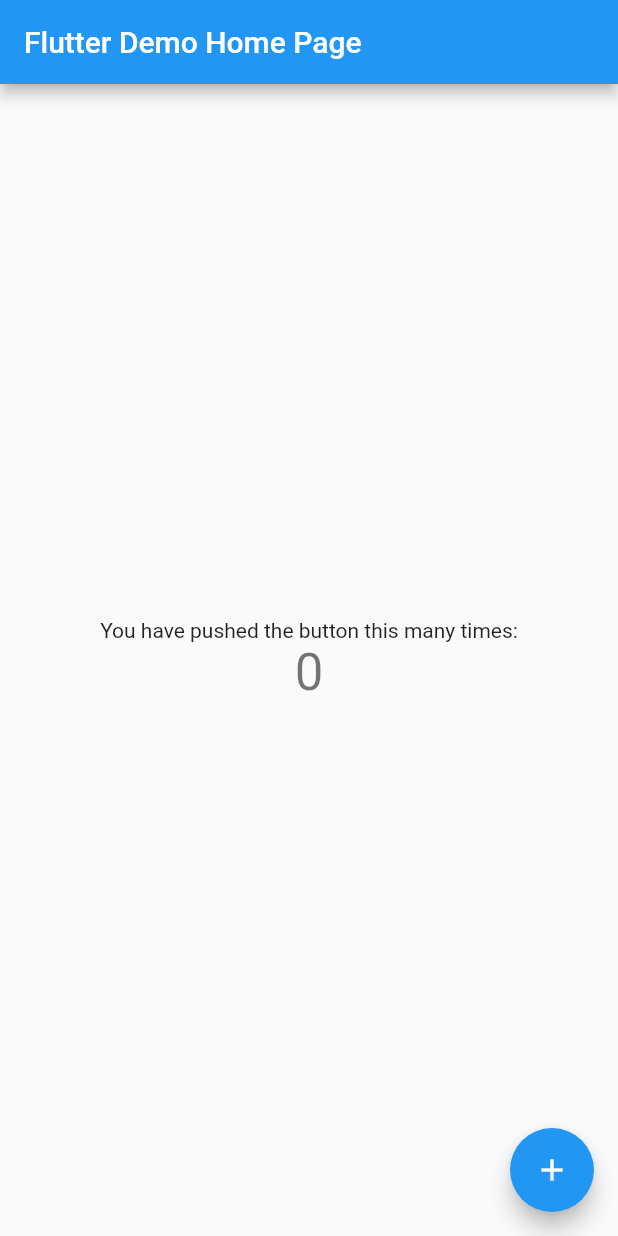
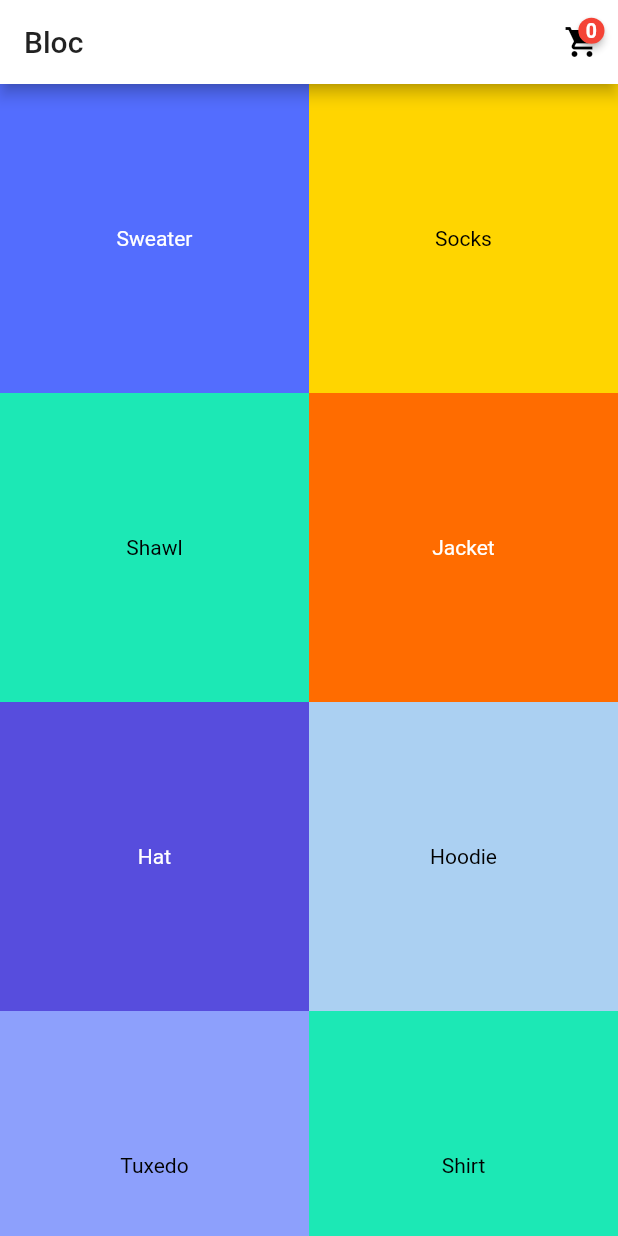
Before and after one commit to ataufiq123/Design_Pattern_Flutter, a Flutter app: the screen it shows after launch, on a phone screen of 412 x 824 dp. Run offline on Flutter 3.47's test engine with Material 2 defaults, Android fonts, the phone set to English and light mode, and no system bars; our stand-ins replace rxdart.

Commit message:
Bloc Simple

```diff
--- /dev/null
+++ b/lib/cart_bloc.dart
@@ -0,0 +1,50 @@
+import 'dart:async';
+
+import 'package:design_pattern/common/models/cart.dart';
+import 'package:design_pattern/common/models/cart_item.dart';
+import 'package:design_pattern/common/models/product.dart';
+import 'package:rxdart/subjects.dart';
+
+class CartAddition {
+  final Product product;
+  final int count;
+
+  CartAddition(this.product, [this.count = 1]);
+}
+
+class CartBloc {
+  final Cart _cart = Cart();
+
+  final BehaviorSubject<List<CartItem>> _items =
+      BehaviorSubject<List<CartItem>>(seedValue: []);
+
+  final BehaviorSubject<int> _itemCount =
+      BehaviorSubject<int>(seedValue: 0);
+
+  final StreamController<CartAddition> _cartAdditionController =
+      StreamController<CartAddition>();
+
+  CartBloc() {
+    _cartAdditionController.stream.listen((addition) {
+      int currentCount = _cart.itemCount;
+      _cart.add(addition.product, addition.count);
+      _items.add(_cart.items);
+      int updatedCount = _cart.itemCount;
+      if (updatedCount != currentCount) {
+        _itemCount.add(updatedCount);
+      }
+    });
+  }
+
+  Sink<CartAddition> get cartAddition => _cartAdditionController.sink;
+
+  Stream<int> get itemCount => _itemCount.stream;
+
+  Stream<List<CartItem>> get items => _items.stream;
+
+  void dispose() {
+    _items.close();
+    _itemCount.close();
+    _cartAdditionController.close();
+  }
+}
--- /dev/null
+++ b/lib/cart_provider.dart
@@ -0,0 +1,29 @@
+import 'package:flutter/widgets.dart';
+import 'package:design_pattern/cart_bloc.dart';
+
+/// This is an InheritedWidget that wraps around [CartBloc]. Think about this
+/// as Scoped Model for that specific class.
+///
+/// This merely solves the "passing reference down the tree" problem for us.
+/// You can solve this in other ways, like through dependency injection.
+///
+/// Also note that this does not call [CartBloc.dispose]. If your app
+/// ever doesn't need to access the cart, you should make sure it's
+/// disposed of properly.
+class CartProvider extends InheritedWidget {
+  final CartBloc cartBloc;
+
+  CartProvider({
+    Key key,
+    CartBloc cartBloc,
+    Widget child,
+  })  : cartBloc = cartBloc ?? CartBloc(),
+        super(key: key, child: child);
+
+  @override
+  bool updateShouldNotify(InheritedWidget oldWidget) => true;
+
+  static CartBloc of(BuildContext context) =>
+      (context.inheritFromWidgetOfExactType(CartProvider) as CartProvider)
+          .cartBloc;
+}
--- /dev/null
+++ b/lib/common/models/cart.dart
@@ -0,0 +1,71 @@
+import 'dart:collection';
+import 'dart:math';
+
+import 'package:design_pattern/common/models/cart_item.dart';
+import 'package:design_pattern/common/models/product.dart';
+
+class Cart {
+  final List<CartItem> _items = <CartItem>[];
+
+  /// Creates an empty cart.
+  Cart();
+
+  /// Creates a Cart from an old Cart
+  Cart.clone(Cart cart) {
+    _items.addAll(cart._items);
+  }
+
+  /// Fills the cart with a sampling from the given products.
+  Cart.sample(Iterable<Product> products) {
+    _items.addAll(products.take(3).map((product) => CartItem(1, product)));
+  }
+
+  /// The total count of items in cart, including duplicates of the same item.
+  ///
+  /// This is in contrast of just doing [items.length], which only counts
+  /// each product once, regardless of how many are being bought.
+  int get itemCount => _items.fold(0, (sum, el) => sum + el.count);
+
+  /// This is the current state of the cart.
+  ///
+  /// This is a list because users expect their cart items to be in the same
+  /// order they bought them.
+  ///
+  /// It is an unmodifiable view because we don't want a random widget to
+  /// put the cart into a bad state. Use [add] and [remove] to modify the state.
+  UnmodifiableListView<CartItem> get items => UnmodifiableListView(_items);
+
+  /// Adds [product] to cart. This will either update an existing [CartItem]
+  /// in [items] or add a one at the end of the list.
+  void add(Product product, [int count = 1]) {
+    _updateCount(product, count);
+  }
+
+  /// Removes [product] from cart. This will either update the count of
+  /// an existing [CartItem] in [items] or remove it entirely (if count reaches
+  /// `0`.
+  void remove(Product product, [int count = 1]) {
+    _updateCount(product, -count);
+  }
+
+  @override
+  String toString() => "$items";
+
+  void _updateCount(Product product, int difference) {
+    if (difference == 0) return;
+    for (int i = 0; i < _items.length; i++) {
+      final item = _items[i];
+      if (product == item.product) {
+        final newCount = item.count + difference;
+        if (newCount <= 0) {
+          _items.removeAt(i);
+          return;
+        }
+        _items[i] = CartItem(newCount, item.product);
+        return;
+      }
+    }
+    if (difference < 0) return;
+    _items.add(CartItem(max(difference, 0), product));
+  }
+}
--- /dev/null
+++ b/lib/common/models/cart_item.dart
@@ -0,0 +1,12 @@
+import 'package:design_pattern/common/models/product.dart';
+
+/// A single line in the cart.
+class CartItem {
+  final int count;
+  final Product product;
+
+  const CartItem(this.count, this.product);
+
+  @override
+  String toString() => "${product.name} ✕ $count";
+}
--- /dev/null
+++ b/lib/common/models/catalog.dart
@@ -0,0 +1,59 @@
+import 'dart:async';
+import 'dart:collection';
+import 'dart:math';
+import 'dart:ui' show Color;
+
+import 'package:design_pattern/common/models/product.dart';
+
+/// Hard-coded catalog of [Product]s.
+final Catalog catalog = fetchCatalogSync();
+
+/// Fetches the catalog of products asynchronously.
+Future<Catalog> fetchCatalog() {
+  // This simulates a short delay so that we don't get too cocky about having
+  // this state present from application start (something unlikely to happen
+  // in the real world).
+  return Future.delayed(const Duration(milliseconds: 200), fetchCatalogSync);
+}
+
+/// Fetches the catalog synchronously.
+///
+/// This is much less realistic than [fetchCatalog] but acceptable if we want
+/// to focus on some other aspect with our sample.
+Catalog fetchCatalogSync() {
+  return Catalog._sample();
+}
+
+/// Updates an existing [catalog] of products asynchronously.
+Future<Null> updateCatalog(Catalog catalog) {
+  return Future.delayed(const Duration(milliseconds: 200), () {
+    catalog._products.clear();
+    catalog._products.addAll(Catalog._sampleProducts);
+  });
+}
+
+class Catalog {
+  /// A listing of sample products.
+  static const List<Product> _sampleProducts = const <Product>[
+    const Product(42, "Sweater", const Color(0xFF536DFE)),
+    const Product(1024, "Socks", const Color(0xFFFFD500)),
+    const Product(1337, "Shawl", const Color(0xFF1CE8B5)),
+    const Product(123, "Jacket", const Color(0xFFFF6C00)),
+    const Product(201805, "Hat", const Color(0xFF574DDD)),
+    const Product(128, "Hoodie", const Color(0xFFABD0F2)),
+    const Product(321, "Tuxedo", const Color(0xFF8DA0FC)),
+    const Product(1003, "Shirt", const Color(0xFF1CE8B5)),
+  ];
+
+  final List<Product> _products;
+
+  Catalog.empty() : _products = [];
+
+  Catalog._sample() : _products = _sampleProducts;
+
+  bool get isEmpty => _products.isEmpty;
+
+  /// An immutable listing of the products.
+  UnmodifiableListView<Product> get products =>
+      UnmodifiableListView<Product>(_products);
+}
--- /dev/null
+++ b/lib/common/models/product.dart
@@ -0,0 +1,23 @@
+import 'dart:ui' show Color;
+
+class Product {
+  /// The unique identifier of the product.
+  final int id;
+
+  /// The default text to display.
+  final String name;
+
+  /// A color associated with the product.
+  final Color color;
+
+  const Product(this.id, this.name, this.color);
+
+  @override
+  int get hashCode => id;
+
+  @override
+  bool operator ==(other) => other is Product && other.hashCode == hashCode;
+
+  @override
+  String toString() => "$name (id=$id)";
+}
--- /dev/null
+++ b/lib/common/utils/is_dark.dart
@@ -0,0 +1,8 @@
+import 'dart:ui';
+
+/// See https://stackoverflow.com/questions/596216/formula-to-determine-brightness-of-rgb-color
+bool isDark(Color color) {
+  final luminence =
+      (0.2126 * color.red + 0.7152 * color.green + 0.0722 * color.blue);
+  return luminence < 150;
+}
--- /dev/null
+++ b/lib/common/widgets/cart_button.dart
@@ -0,0 +1,109 @@
+import 'package:flutter/material.dart';
+import 'package:meta/meta.dart';
+
+class CartButton extends StatefulWidget {
+  /// The function to call when the icon button is pressed.
+  final VoidCallback onPressed;
+
+  /// Number of items in the basket. When this is `0`, no badge will be shown.
+  final int itemCount;
+
+  final Color badgeColor;
+
+  final Color badgeTextColor;
+
+  CartButton({
+    Key key,
+    @required this.itemCount,
+    this.onPressed,
+    this.badgeColor: Colors.red,
+    this.badgeTextColor: Colors.white,
+  })  : assert(itemCount >= 0),
+        assert(badgeColor != null),
+        assert(badgeTextColor != null),
+        super(key: key);
+
+  @override
+  CartButtonState createState() {
+    return CartButtonState();
+  }
+}
+
+class CartButtonState extends State<CartButton>
+    with SingleTickerProviderStateMixin {
+  AnimationController _animationController;
+  Animation<double> _animation;
+
+  final Tween<Offset> _badgePositionTween = Tween(
+    begin: const Offset(-0.5, 0.9),
+    end: const Offset(0.0, 0.0),
+  );
+
+  @override
+  Widget build(BuildContext context) {
+    // if (widget.itemCount == 0) {
+    //   return IconButton(
+    //     icon: Icon(Icons.shopping_cart),
+    //     onPressed: widget.onPressed,
+    //   );
+    // }
+
+    return IconButton(
+        icon: Stack(
+          overflow: Overflow.visible,
+          children: [
+            Icon(Icons.shopping_cart),
+            Positioned(
+              top: -8.0,
+              right: -3.0,
+              child: SlideTransition(
+                position: _badgePositionTween.animate(_animation),
+                child: Material(
+                    type: MaterialType.circle,
+                    elevation: 2.0,
+                    color: Colors.red,
+                    child: Padding(
+                      padding: const EdgeInsets.all(5.0),
+                      child: Text(
+                        widget.itemCount.toString(),
+                        style: TextStyle(
+                          fontSize: 13.0,
+                          color: widget.badgeTextColor,
+                          fontWeight: FontWeight.bold,
+                        ),
+                      ),
+                    )),
+              ),
+            ),
+          ],
+        ),
+        onPressed: widget.onPressed);
+  }
+
+  @override
+  void didUpdateWidget(CartButton oldWidget) {
+    if (widget.itemCount != oldWidget.itemCount) {
+      _animationController.reset();
+      _animationController.forward();
+    }
+    super.didUpdateWidget(oldWidget);
+  }
+
+  @override
+  void dispose() {
+    _animationController.dispose();
+    super.dispose();
+  }
+
+  @override
+  void initState() {
+    super.initState();
+    _animationController = AnimationController(
+      duration: const Duration(milliseconds: 500),
+      vsync: this,
+    );
+    _animation =
+        CurvedAnimation(parent: _animationController, curve: Curves.elasticOut);
+    _animationController.forward();
+  }
+}
--- /dev/null
+++ b/lib/common/widgets/product_square.dart
@@ -0,0 +1,32 @@
+import 'package:flutter/material.dart';
+import 'package:meta/meta.dart';
+import 'package:design_pattern/common/models/product.dart';
+import 'package:design_pattern/common/utils/is_dark.dart';
+
+class ProductSquare extends StatelessWidget {
+  final Product product;
+
+  final GestureTapCallback onTap;
+
+  ProductSquare({
+    Key key,
+    @required this.product,
+    this.onTap,
+  }) : super(key: key);
+
+  @override
+  Widget build(BuildContext context) {
+    return Material(
+      color: product.color,
+      child: InkWell(
+        onTap: onTap,
+        child: Center(
+            child: Text(
+          product.name,
+          style: TextStyle(
+              color: isDark(product.color) ? Colors.white : Colors.black),
+        )),
+      ),
+    );
+  }
+}
--- /dev/null
+++ b/lib/common/widgets/theme.dart
@@ -0,0 +1,6 @@
+import 'package:flutter/material.dart';
+
+/// The top-level theme of the whole app.
+final appTheme = ThemeData(
+  primaryColor: Colors.white
+);
--- a/lib/main.dart
+++ b/lib/main.dart
@@ -1,109 +1,73 @@
 import 'package:flutter/material.dart';
+import 'package:design_pattern/common/models/catalog.dart';
+import 'package:design_pattern/common/widgets/cart_button.dart';
+import 'package:design_pattern/common/widgets/product_square.dart';
+import 'package:design_pattern/common/widgets/theme.dart';
+import 'package:design_pattern/bloc_cart_page.dart';
+import 'package:design_pattern/cart_bloc.dart';
+import 'package:design_pattern/cart_provider.dart';
 
-void main() => runApp(new MyApp());
+void main() {
+  runApp(MyApp());
+}
 
 class MyApp extends StatelessWidget {
-  // This widget is the root of your application.
   @override
   Widget build(BuildContext context) {
-    return new MaterialApp(
-      title: 'Flutter Demo',
-      theme: new ThemeData(
-        // This is the theme of your application.
-        //
-        // Try running your application with "flutter run". You'll see the
-        // application has a blue toolbar. Then, without quitting the app, try
-        // changing the primarySwatch below to Colors.green and then invoke
-        // "hot reload" (press "r" in the console where you ran "flutter run",
-        // or press Run > Flutter Hot Reload in IntelliJ). Notice that the
-        // counter didn't reset back to zero; the application is not restarted.
-        primarySwatch: Colors.blue,
+    return CartProvider(
+      child: MaterialApp(
+        title: 'Bloc',
+        theme: appTheme,
+        home: MyHomePage(),
+        routes: <String, WidgetBuilder>{
+          BlocCartPage.routeName: (context) => BlocCartPage()
+        },
       ),
-      home: new MyHomePage(title: 'Flutter Demo Home Page'),
     );
   }
 }
 
-class MyHomePage extends StatefulWidget {
-  MyHomePage({Key key, this.title}) : super(key: key);
-
-  // This widget is the home page of your application. It is stateful, meaning
-  // that it has a State object (defined below) that contains fields that affect
-  // how it looks.
-
-  // This class is the configuration for the state. It holds the values (in this
-  // case the title) provided by the parent (in this case the App widget) and
-  // used by the build method of the State. Fields in a Widget subclass are
-  // always marked "final".
-
-  final String title;
-
-  @override
-  _MyHomePageState createState() => new _MyHomePageState();
-}
-
-class _MyHomePageState extends State<MyHomePage> {
-  int _counter = 0;
-
-  void _incrementCounter() {
-    setState(() {
-      // This call to setState tells the Flutter framework that something has
-      // changed in this State, which causes it to rerun the build method below
-      // so that the display can reflect the updated values. If we changed
-      // _counter without calling setState(), then the build method would not be
-      // called again, and so nothing would appear to happen.
-      _counter++;
-    });
-  }
-
+/// The sample app's main page
+class MyHomePage extends StatelessWidget {
   @override
   Widget build(BuildContext context) {
-    // This method is rerun every time setState is called, for instance as done
-    // by the _incrementCounter method above.
-    //
-    // The Flutter framework has been optimized to make rerunning build methods
-    // fast, so that you can just rebuild anything that needs updating rather
-    // than having to individually change instances of widgets.
-    return new Scaffold(
-      appBar: new AppBar(
-        // Here we take the value from the MyHomePage object that was created by
-        // the App.build method, and use it to set our appbar title.
-        title: new Text(widget.title),
+    final cartBloc = CartProvider.of(context);
+    return Scaffold(
+      appBar: AppBar(
+        title: Text("Bloc"),
+        actions: <Widget>[
+          StreamBuilder<int>(
+            stream: cartBloc.itemCount,
+            initialData: 0,
+            builder: (context, snapshot) => CartButton(
+                  itemCount: snapshot.data,
+                  onPressed: () {
+                    Navigator.of(context).pushNamed(BlocCartPage.routeName);
+                  },
+                ),
+          )
+        ],
       ),
-      body: new Center(
-        // Center is a layout widget. It takes a single child and positions it
-        // in the middle of the parent.
-        child: new Column(
-          // Column is also layout widget. It takes a list of children and
-          // arranges them vertically. By default, it sizes itself to fit its
-          // children horizontally, and tries to be as tall as its parent.
-          //
-          // Invoke "debug paint" (press "p" in the console where you ran
-          // "flutter run", or select "Toggle Debug Paint" from the Flutter tool
-          // window in IntelliJ) to see the wireframe for each widget.
-          //
-          // Column has various properties to control how it sizes itself and
-          // how it positions its children. Here we use mainAxisAlignment to
-          // center the children vertically; the main axis here is the vertical
-          // axis because Columns are vertical (the cross axis would be
-          // horizontal).
-          mainAxisAlignment: MainAxisAlignment.center,
-          children: <Widget>[
-            new Text(
-              'You have pushed the button this many times:',
-            ),
-            new Text(
-              '$_counter',
-              style: Theme.of(context).textTheme.display1,
-            ),
-          ],
-        ),
-      ),
-      floatingActionButton: new FloatingActionButton(
-        onPressed: _incrementCounter,
-        tooltip: 'Increment',
-        child: new Icon(Icons.add),
-      ), // This trailing comma makes auto-formatting nicer for build methods.
+      body: ProductGrid(),
     );
   }
 }
+
+/// Displays a tappable grid of products
+class ProductGrid extends StatelessWidget {
+  @override
+  Widget build(BuildContext context) {
+    final cartBloc = CartProvider.of(context);
+    return GridView.count(
+      crossAxisCount: 2,
+      children: catalog.products.map((product) {
+        return ProductSquare(
+          product: product,
+          onTap: () {
+            cartBloc.cartAddition.add(CartAddition(product));
+          },
+        );
+      }).toList(),
+    );
+  }
+}
--- a/pubspec.yaml
+++ b/pubspec.yaml
@@ -2,6 +2,7 @@ name: design_pattern
 description: A new Flutter project.
 
 dependencies:
+  rxdart: ^0.16.0+2
   flutter:
     sdk: flutter
 
```
Also changed, not shown: lib/bloc_cart_page.dart (added, +33 -0 lines), lib/common/widgets/cart_page.dart (added, +50 -0 lines), pubspec.lock.
